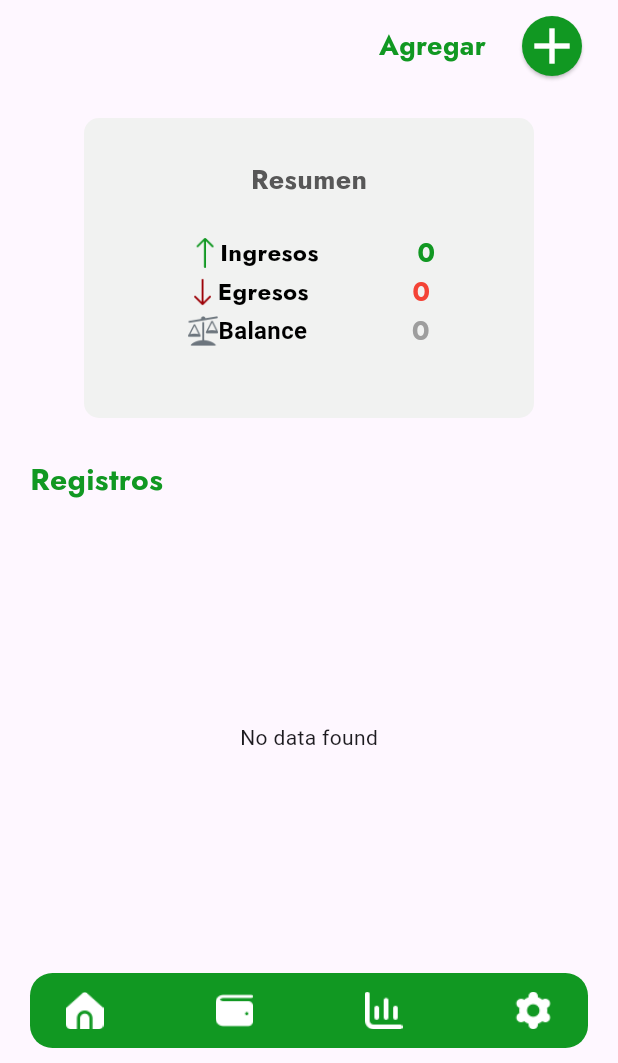
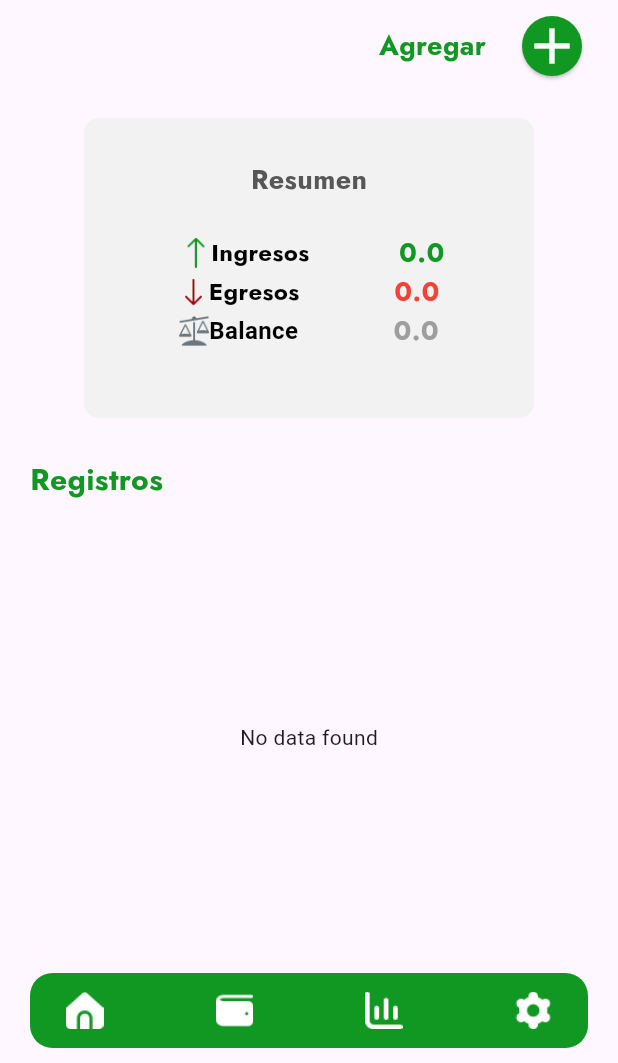
Before and after one commit to DPooL2004/GetFunds, a Flutter app: the home screen opened directly, item 4 of the bottom bar chosen, in the side drawer, after a tap on "Inicio", on a phone screen of 412 x 824 dp, the part 173-1236 px from its top. Run offline on Flutter 3.47's test engine with Material 3 defaults, Android fonts, the phone set to English and light mode, and no system bars; our stand-ins replace animated_splash_screen, cloud_firestore, firebase_auth, firebase_core, firebase_storage, fl_chart and 3 more; accounts and stored records are empty; project files that could hold a hidden picture were left out.

Commit message:
Termino aplicativo

```diff
--- a/lib/componentes/modal_Ahorro.dart
+++ b/lib/componentes/modal_Ahorro.dart
@@ -2,6 +2,7 @@ import 'package:flutter/material.dart';
 import 'package:getfunds/colores.dart';
 import 'package:firebase_auth/firebase_auth.dart';
 import 'package:getfunds/insertar/registrosAhorro.dart';
+import 'package:getfunds/vistas/ahorro.dart';
 
 class Modal_Ahorro extends StatefulWidget {
   @override
@@ -246,6 +247,7 @@ class __ModalContentState extends State<_ModalContent> {
                     duracion: duracion,
                     nombre: nombre,
                   );
+                  Navigator.push(context, MaterialPageRoute(builder: (context)=>Ahorro()));
                 }
               },
               style: ElevatedButton.styleFrom(
--- a/lib/componentes/modal_Home.dart
+++ b/lib/componentes/modal_Home.dart
@@ -1,6 +1,7 @@
 import 'package:flutter/material.dart';
 import 'package:getfunds/colores.dart';
 import 'package:getfunds/insertar/insertarHome.dart';
+import 'package:getfunds/vistas/home.dart';
 import 'package:intl/intl.dart';
 import 'package:firebase_auth/firebase_auth.dart';
 
@@ -291,6 +292,7 @@ class __ModalContentState extends State<_ModalContent> {
                           fecha: _Fecha,
                           correo: _correoUsuario.text,
                         );
+                        Navigator.push(context, MaterialPageRoute(builder: (context)=>home()));
                       }
                     },
                     style: ElevatedButton.styleFrom(
--- a/lib/vistas/estadisticas.dart
+++ b/lib/vistas/estadisticas.dart
@@ -1,6 +1,5 @@
 import 'package:flutter/material.dart';
 import 'package:getfunds/colores.dart';
-import 'package:getfunds/componentes/estadisticasC.dart';
 import 'package:cloud_firestore/cloud_firestore.dart';
 import 'package:firebase_auth/firebase_auth.dart';
 import 'package:getfunds/vistas/ahorro.dart';
--- a/lib/vistas/home.dart
+++ b/lib/vistas/home.dart
@@ -28,26 +28,54 @@ class _HomeState extends State<home> {
     sumarIngresos();
     sumarEgresos();
     _getUserEmail();
+    fetchData1();
   }
 
   Future<void> _getUserEmail() async {
     User? user = FirebaseAuth.instance.currentUser;
     setState(() {
       if (user != null) {
-        _correoUsuario = user.email ?? 'No email available';
-        _futureData = getData(); // Load data after getting the email
+        _correoUsuario = user.email ?? 'No email available'; // Load data after getting the email
       } else {
         _correoUsuario = 'No user signed in';
       }
     });
   }
 
-  Future<QuerySnapshot> getData() async {
-    return FirebaseFirestore.instance
-        .collection('Registros')
-        .where('Correo', isEqualTo: _correoUsuario)
-        .get();
+  Future<Map<String, dynamic>> fetchData1() async {
+    double totalIngresos = 0;
+    double totalEgresos = 0;
+
+    double balance = totalIngresos - totalEgresos;
+
+
+    try {
+      /*Consulta para todos los regsitros seung correo*/
+      QuerySnapshot querySnapshot = await FirebaseFirestore.instance.collection('Registros')
+          .where('Correo', isEqualTo: _correoUsuario).get();
+
+      querySnapshot.docs.forEach((doc) {
+        double valor = doc['Valor'].toDouble();
+        String tipo = doc['Tipo'];
+
+        if (tipo == 'Ingreso') {
+          totalIngresos += valor;
+        } else if (tipo == 'Egreso') {
+          totalEgresos += valor;
         }
+      });
+    } catch (e) {
+      print("Error fetching data: $e");
+    }
+
+
+    return {
+      'totalIngresos': totalIngresos,
+      'totalEgresos': totalEgresos,
+      'balance': balance
+    };
+  }
+
 
   Future<void> _obtenerValor() async {
     await Future.wait([sumarIngresos(), sumarEgresos()]);
@@ -159,6 +187,22 @@ class _HomeState extends State<home> {
             ),
             SizedBox(height: 10,),
             Container(
+              child: Column(
+                children: [
+                  FutureBuilder(
+                      future: fetchData1(),
+                      builder: (context, snapshot){
+                        if (snapshot.connectionState == ConnectionState.waiting) {
+                          return Center(child: CircularProgressIndicator());
+                        } else if (snapshot.hasError) {
+                          return Center(child: Text('Error: ${snapshot.error}'));
+                        } else if (!snapshot.hasData) {
+                          return Center(child: Text('No data available'));
+                        }else{
+                          double totalIngresos = snapshot.data!['totalIngresos'] ?? 0.0;
+                          double totalEgresos = snapshot.data!['totalEgresos'] ?? 0.0;
+
+                          return Container(
                             width: 300,
                             height: 200,
                             decoration: BoxDecoration(
@@ -306,6 +350,12 @@ class _HomeState extends State<home> {
                                 ),
                               ],
                             ),
+                          );
+                        }
+                      }
+                  )
+                ],
+              ),
             ),
             Row(
               children: [
```
Also changed, not shown: lib/vistas/ahorro.dart (+24 -4 lines), lib/componentes/estadisticasC.dart (deleted). Lines whose indentation alone changed are shown as unchanged.
